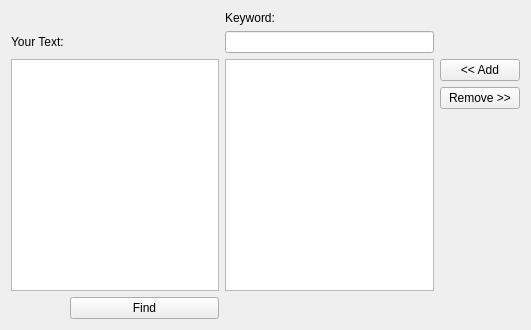
First picture: the form in mainwindow.ui, repository IdeasStorm/Automata-Project, before the edit.
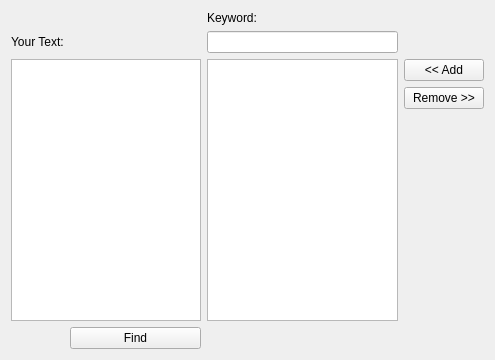
Second picture: the form after the edit.

Patch:
```diff
--- a/mainwindow.ui
+++ b/mainwindow.ui
@@ -6,8 +6,8 @@
    <rect>
     <x>0</x>
     <y>0</y>
-    <width>531</width>
-    <height>330</height>
+    <width>495</width>
+    <height>360</height>
    </rect>
   </property>
   <property name="windowTitle">
```
